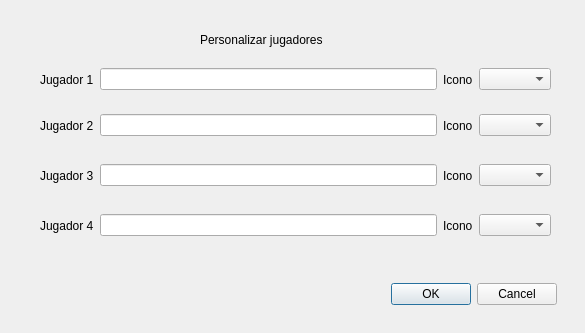
First picture: the form in selecjugadores.ui, repository FelixRNV/Juego_OCA, before the edit.
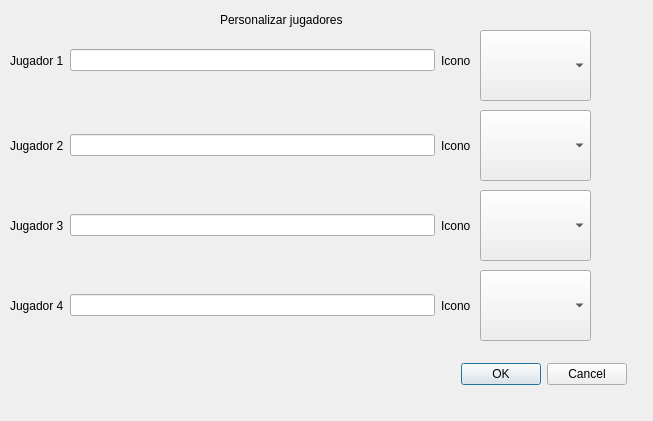
Second picture: the form after the edit. Icons and pictures are not drawn.

The edit to the form file:
```diff
--- a/selecjugadores.ui
+++ b/selecjugadores.ui
@@ -6,8 +6,8 @@
    <rect>
     <x>0</x>
     <y>0</y>
-    <width>585</width>
-    <height>333</height>
+    <width>653</width>
+    <height>421</height>
    </rect>
   </property>
   <property name="windowTitle">
@@ -16,9 +16,9 @@
   <widget class="QWidget" name="layoutWidget">
    <property name="geometry">
     <rect>
-     <x>40</x>
-     <y>210</y>
-     <width>511</width>
+     <x>10</x>
+     <y>290</y>
+     <width>461</width>
      <height>31</height>
     </rect>
    </property>
@@ -47,17 +47,14 @@
       </property>
      </widget>
     </item>
-    <item>
-     <widget class="QComboBox" name="cbx_jugador4"/>
-    </item>
    </layout>
   </widget>
   <widget class="QWidget" name="layoutWidget_2">
    <property name="geometry">
     <rect>
-     <x>40</x>
-     <y>110</y>
-     <width>511</width>
+     <x>10</x>
+     <y>130</y>
+     <width>461</width>
      <height>31</height>
     </rect>
    </property>
@@ -79,9 +76,6 @@
       </property>
      </widget>
     </item>
-    <item>
-     <widget class="QComboBox" name="cbx_jugador2"/>
-    </item>
    </layout>
    <zorder>label_2</zorder>
    <zorder>label_7</zorder>
@@ -91,9 +85,9 @@
   <widget class="QWidget" name="layoutWidget_3">
    <property name="geometry">
     <rect>
-     <x>40</x>
-     <y>59</y>
-     <width>511</width>
+     <x>10</x>
+     <y>40</y>
+     <width>461</width>
      <height>41</height>
     </rect>
    </property>
@@ -115,17 +109,14 @@
       </property>
      </widget>
     </item>
-    <item>
-     <widget class="QComboBox" name="cbx_jugador1"/>
-    </item>
    </layout>
   </widget>
   <widget class="QWidget" name="layoutWidget_4">
    <property name="geometry">
     <rect>
-     <x>40</x>
-     <y>160</y>
-     <width>511</width>
+     <x>10</x>
+     <y>210</y>
+     <width>461</width>
      <height>31</height>
     </rect>
    </property>
@@ -151,16 +142,13 @@
       </property>
      </widget>
     </item>
-    <item>
-     <widget class="QComboBox" name="cbx_jugador3"/>
-    </item>
    </layout>
   </widget>
   <widget class="QDialogButtonBox" name="btnBox">
    <property name="geometry">
     <rect>
-     <x>390</x>
-     <y>280</y>
+     <x>460</x>
+     <y>360</y>
      <width>167</width>
      <height>29</height>
     </rect>
@@ -172,8 +160,8 @@
   <widget class="QLabel" name="label_5">
    <property name="geometry">
     <rect>
-     <x>200</x>
-     <y>30</y>
+     <x>220</x>
+     <y>10</y>
      <width>211</width>
      <height>20</height>
     </rect>
@@ -182,6 +170,70 @@
     <string>Personalizar jugadores</string>
    </property>
   </widget>
+  <widget class="QComboBox" name="cbx_jugador2">
+   <property name="geometry">
+    <rect>
+     <x>480</x>
+     <y>30</y>
+     <width>111</width>
+     <height>71</height>
+    </rect>
+   </property>
+   <property name="iconSize">
+    <size>
+     <width>100</width>
+     <height>70</height>
+    </size>
+   </property>
+  </widget>
+  <widget class="QComboBox" name="cbx_jugador1">
+   <property name="geometry">
+    <rect>
+     <x>480</x>
+     <y>110</y>
+     <width>111</width>
+     <height>71</height>
+    </rect>
+   </property>
+   <property name="iconSize">
+    <size>
+     <width>100</width>
+     <height>70</height>
+    </size>
+   </property>
+  </widget>
+  <widget class="QComboBox" name="cbx_jugador3">
+   <property name="geometry">
+    <rect>
+     <x>480</x>
+     <y>190</y>
+     <width>111</width>
+     <height>71</height>
+    </rect>
+   </property>
+   <property name="iconSize">
+    <size>
+     <width>100</width>
+     <height>70</height>
+    </size>
+   </property>
+  </widget>
+  <widget class="QComboBox" name="cbx_jugador4">
+   <property name="geometry">
+    <rect>
+     <x>480</x>
+     <y>270</y>
+     <width>111</width>
+     <height>71</height>
+    </rect>
+   </property>
+   <property name="iconSize">
+    <size>
+     <width>100</width>
+     <height>70</height>
+    </size>
+   </property>
+  </widget>
  </widget>
  <tabstops>
   <tabstop>ltx_jugador1</tabstop>
```
Left out of the diff: 13 changed lines with no effect on the pictures.
